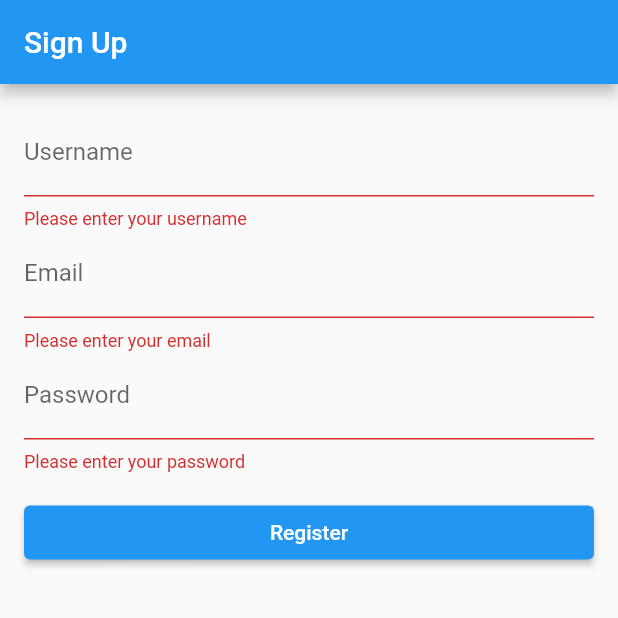
After one commit to COMP7506-CloudWardrobe/Wardrobe, a Flutter app: the screen it shows after launch, after a tap on "登录", after a tap on "注册", after a tap on "Register", on a phone screen of 412 x 824 dp, the top half of it. The commit adds this screen. Run offline on Flutter 3.47's test engine with Material 2 defaults, Android fonts, the phone set to English and light mode, and no system bars; our stand-ins replace dio, fluttertoast, shared_preferences.

Commit message:
feat: register

```diff
--- a/lib/dao/user_dao.dart
+++ b/lib/dao/user_dao.dart
@@ -7,6 +7,7 @@ import 'package:fluttertoast/fluttertoast.dart';
 
 class UserDao {
   static const String loginUrl = "/account/login";
+  static const String registerUrl = "/account/register";
 
   // 登录方法，传入用户名和密码，返回User对象
   static Future<User> login(String email, String password) async {
@@ -19,27 +20,61 @@ class UserDao {
       });
       Response response = await dio.post(loginUrl, data: formData);
 
-      // print('Response ${response.statusCode}');
-      // print(response.data);
+      print('Response ${response.statusCode}');
+      print(response.data);
 
       if (response.statusCode == 200) {
         // 请求成功，解析返回的数据
-        Fluttertoast.showToast(
-            msg: '登录成功！',
-            gravity: ToastGravity.CENTER,
-            textColor: Colors.grey);
         // print("-------test------");
+        if(response.data == null) {
+          Fluttertoast.showToast(
+              msg: '邮箱或密码错误！',
+              gravity: ToastGravity.CENTER,
+              textColor: Colors.grey);
+          throw Exception('登录失败');
+        }
         var data = jsonDecode(response.toString());
-        User user = User(email: data['email'], password: data['password'], userToken: data['userToken']);
+        User user = User(email: data['email'], password: data['password'], id: data['userId'], userName: data['userName']);
         return user;
       } else {
-        // TODO: 弹窗
         // 请求失败，抛出异常
         throw Exception('登录失败');
       }
     } catch (e) {
       // 请求异常，抛出异常
+      // Fluttertoast.showToast(
+      //     msg: '网络异常！',
+      //     gravity: ToastGravity.CENTER,
+      //     textColor: Colors.grey);
       throw Exception('网络异常');
     }
   }
+
+  // 注册方法，传入用户名、邮箱和密码，返回User对象
+  static Future<User> register(String username, String email, String password) async {
+    try {
+      Dio dio = Dio(BaseOptions(baseUrl: baseURL));
+      var formData = {
+        'userName': username,
+        'email': email,
+        'password': password,
+      };
+      Response response = await dio.post(registerUrl, data: formData);
+
+      if (response.statusCode == 200) {
+        // 请求成功，解析返回的数据
+        var data = jsonDecode(response.toString());
+        User user = User(email: data['email'], password: data['password'], id: data['userId'], userName: data['userName']);
+        return user;
+      } else {
+        // 请求失败，抛出异常
+        throw Exception('注册失败');
+      }
+    } catch (e) {
+      // 请求异常，抛出异常
+        throw Exception('网络异常');
+      }
+  }
+
+
 }
--- a/lib/main.dart
+++ b/lib/main.dart
@@ -1,5 +1,5 @@
 import 'package:flutter/material.dart';
-import 'page/login_page.dart';
+import 'page/account/login_page.dart';
 import 'package:shared_preferences/shared_preferences.dart';
 
 void main() async{
--- a/lib/page/login_page.dart
+++ b/lib/page/account/login_page.dart
@@ -1,7 +1,8 @@
 import 'package:flutter/material.dart';
+import 'package:fluttertoast/fluttertoast.dart';
 import 'package:wardrobe/home_page.dart';
-import '../model/User.dart';
-import '../dao/user_dao.dart';
+import '../../dao/user_dao.dart';
+import 'signup_page.dart';
 
 class LoginPage extends StatefulWidget {
   const LoginPage({super.key});
@@ -24,8 +25,12 @@ class _LoginPageState extends State<LoginPage> {
     if(_formKey.currentState!.validate()) {
       UserDao.login(_email, _password).then((result) {
         // 如果登录成功，则跳转到主页并传递用户凭据
-        print("-------test--------");
+        // print("-------test--------");
         // print(_email);
+        Fluttertoast.showToast(
+            msg: '登录成功！',
+            gravity: ToastGravity.CENTER,
+            textColor: Colors.grey);
         Navigator.pushReplacement(
           context,
           MaterialPageRoute(
@@ -34,6 +39,15 @@ class _LoginPageState extends State<LoginPage> {
         );
       });
     }
+  }
+
+  void _signup() {
+    Navigator.pushReplacement(
+      context,
+      MaterialPageRoute(
+        builder: (context) => SignUpPage(),
+      ),
+    );
   }
 
   @override
@@ -105,6 +119,19 @@ class _LoginPageState extends State<LoginPage> {
                   ),
                 ]),
               ),
+              SizedBox(height: 16.0),
+              // ...
+              Padding(
+                padding: EdgeInsets.symmetric(vertical: 16.0),
+                child: Row(children: [
+                  Expanded(
+                    child: ElevatedButton(
+                      onPressed: _signup,
+                      child: Text('注册'),
+                    ),
+                  ),
+                ]),
+              ),
             ],
           ),
         ),
--- /dev/null
+++ b/lib/page/account/signup_page.dart
@@ -0,0 +1,114 @@
+import 'package:flutter/material.dart';
+import 'package:fluttertoast/fluttertoast.dart';
+
+import '../../dao/user_dao.dart';
+import '../../home_page.dart';
+
+class SignUpPage extends StatefulWidget {
+  @override
+  _SignUpPageState createState() => _SignUpPageState();
+}
+
+class _SignUpPageState extends State<SignUpPage> {
+  final _formKey = GlobalKey<FormState>();
+
+  String _username = '';
+  String _email = '';
+  String _password = '';
+
+  void _register() {
+    if (_formKey.currentState!.validate()) {
+      _formKey.currentState!.save();
+      // Perform registration logic with _username, _email, and _password
+      UserDao.register(_username, _email, _password).then((user) {
+        Fluttertoast.showToast(
+            msg: '登录成功！',
+            gravity: ToastGravity.CENTER,
+            textColor: Colors.grey);
+        Navigator.pushReplacement(
+          context,
+          MaterialPageRoute(
+            builder: (context) => HomePage(user: user),
+          ),
+        );
+      });
+    }
+  }
+
+  @override
+  Widget build(BuildContext context) {
+    return Scaffold(
+      appBar: AppBar(
+        title: Text('Sign Up'),
+      ),
+      body: Padding(
+        padding: const EdgeInsets.all(16.0),
+        child: Form(
+          key: _formKey,
+          child: Column(
+            crossAxisAlignment: CrossAxisAlignment.stretch,
+            children: <Widget>[
+              TextFormField(
+                decoration: InputDecoration(
+                  labelText: 'Username',
+                ),
+                validator: (value) {
+                  if (value!.isEmpty) {
+                    return 'Please enter your username';
+                  }
+                  return null;
+                },
+                onChanged: (value) {
+                  _username = value;
+                },
+                onSaved: (value) {
+                  _username = value!;
+                },
+              ),
+              TextFormField(
+                decoration: InputDecoration(
+                  labelText: 'Email',
+                ),
+                validator: (value) {
+                  if (value!.isEmpty) {
+                    return 'Please enter your email';
+                  }
+                  return null;
+                },
+                onChanged: (value) {
+                  _email = value;
+                },
+                onSaved: (value) {
+                  _email = value!;
+                },
+              ),
+              TextFormField(
+                obscureText: true,
+                decoration: InputDecoration(
+                  labelText: 'Password',
+                ),
+                validator: (value) {
+                  if (value!.isEmpty) {
+                    return 'Please enter your password';
+                  }
+                  return null;
+                },
+                onChanged: (value) {
+                  _password = value;
+                },
+                onSaved: (value) {
+                  _password = value!;
+                },
+              ),
+              SizedBox(height: 16.0),
+              ElevatedButton(
+                onPressed: _register,
+                child: Text('Register'),
+              ),
+            ],
+          ),
+        ),
+      ),
+    );
+  }
+}
```
